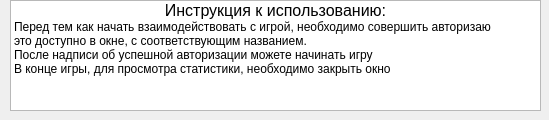
First picture: the form in DATA/infornation_form.ui, repository SMPakhomov/pygame_project_chess, before the edit.
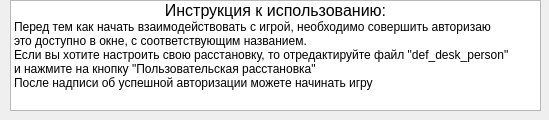
Second picture: the form after the edit.

Commit message: add personal_position fixed ui-files

```diff
--- a/DATA/infornation_form.ui
+++ b/DATA/infornation_form.ui
@@ -66,16 +66,21 @@
      <string>это доступно в окне, с соответствующим названием.</string>
     </property>
    </item>
+   <item>
+    <property name="text">
+     <string>Если вы хотите настроить свою расстановку, то отредактируйте файл &quot;def_desk_person&quot;</string>
+    </property>
+   </item>
+   <item>
+    <property name="text">
+     <string>и нажмите на кнопку &quot;Пользовательская расстановка&quot;</string>
+    </property>
+   </item>
    <item>
     <property name="text">
      <string>После надписи об успешной авторизации можете начинать игру</string>
     </property>
    </item>
-   <item>
-    <property name="text">
-     <string>В конце игры, для просмотра статистики, необходимо закрыть окно</string>
-    </property>
-   </item>
    <item>
     <property name="text">
      <string/>
```
The commit also changes 3 other files.
